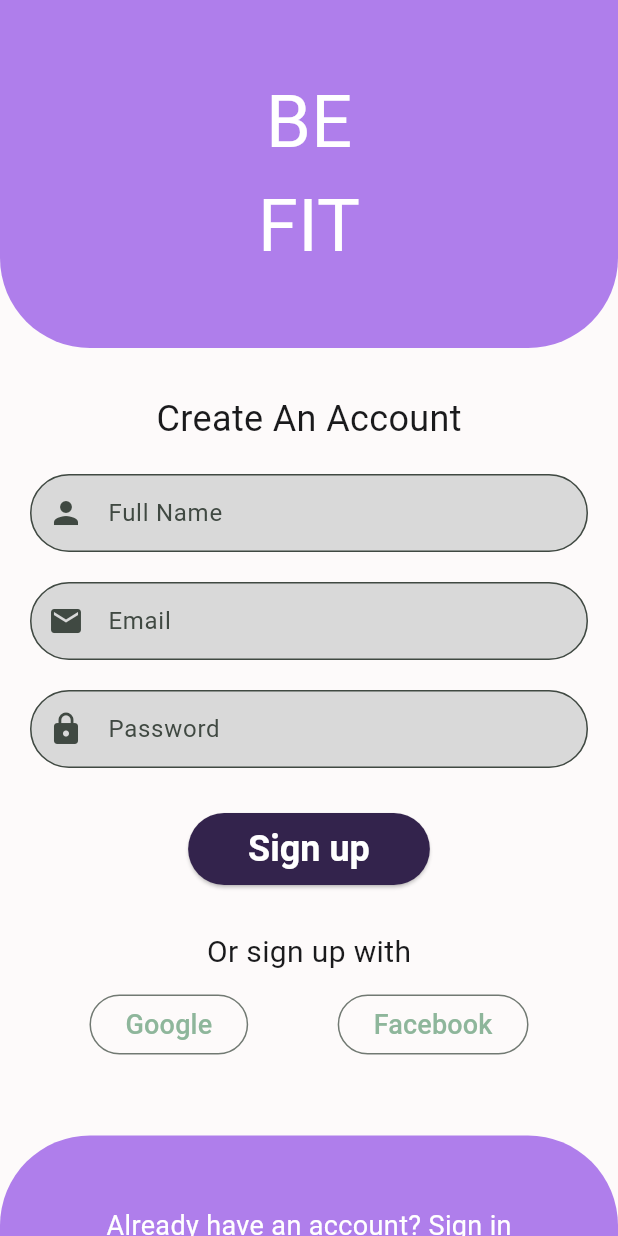
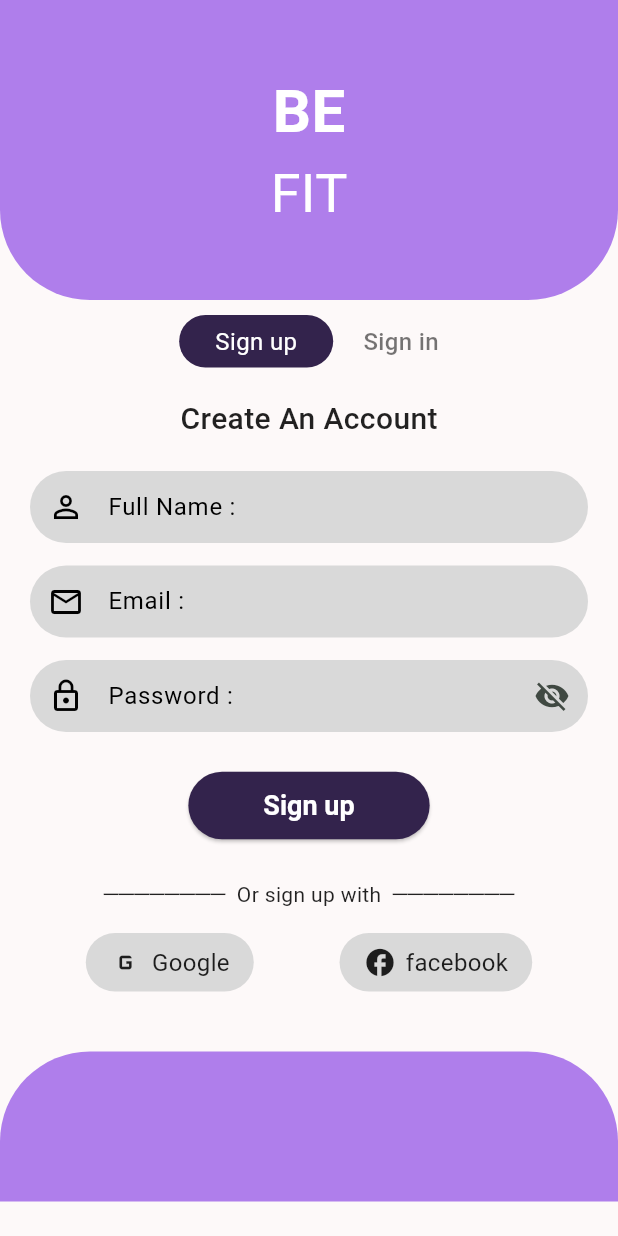
Before and after one commit to DJXROSSS/Fitness-App, a Flutter app: the SignUpScreen screen opened directly, on a phone screen of 412 x 824 dp. Run offline on Flutter 3.47's test engine with Material 3 defaults, Android fonts, the phone set to English and light mode, and no system bars; Roboto replaces fonts that are missing (Itim, Krona One, Lacquer).

Commit message:
Update login_page.dart
final changes

```diff
--- a/lib/pages/login_page.dart
+++ b/lib/pages/login_page.dart
@@ -1,19 +1,16 @@
 import 'package:flutter/material.dart';
 
 void main() {
-  runApp(const FigmaToCodeApp());
+  runApp(const BeFitApp());
 }
 
-class FigmaToCodeApp extends StatelessWidget {
-  const FigmaToCodeApp({super.key});
+class BeFitApp extends StatelessWidget {
+  const BeFitApp({super.key});
 
   @override
   Widget build(BuildContext context) {
     return MaterialApp(
       debugShowCheckedModeBanner: false,
-      theme: ThemeData.dark().copyWith(
-        scaffoldBackgroundColor: const Color.fromARGB(255, 18, 32, 47),
-      ),
       home: const SignUpScreen(),
     );
   }
@@ -31,31 +28,20 @@ class _SignUpScreenState extends State<SignUpScreen> {
   final fullNameController = TextEditingController();
   final emailController = TextEditingController();
   final passwordController = TextEditingController();
-
-  void _signUp() {
-    if (_formKey.currentState!.validate()) {
-      // Mock sign up logic
-      ScaffoldMessenger.of(context).showSnackBar(
-        const SnackBar(content: Text('Signing Up...')),
-      );
-      // You can implement backend calls here
-    }
-  }
+  bool isPasswordVisible = false;
 
   @override
   Widget build(BuildContext context) {
     return Scaffold(
-      body: Container(
-        width: double.infinity,
-        height: double.infinity,
-        color: const Color(0xFFFDFAFA),
-        child: SingleChildScrollView(
+      backgroundColor: const Color(0xFFFDF9F9),
+      body: SingleChildScrollView(
         child: Column(
           children: [
-              // Header
+            // Header with rounded background
+            Stack(
+              children: [
                 Container(
-                width: double.infinity,
-                height: 232,
+                  height: 200,
                   decoration: const BoxDecoration(
                     color: Color(0xFFAF7EEB),
                     borderRadius: BorderRadius.only(
@@ -63,78 +49,127 @@ class _SignUpScreenState extends State<SignUpScreen> {
                       bottomRight: Radius.circular(60),
                     ),
                   ),
+                ),
+                Positioned.fill(
                   child: Column(
                     mainAxisAlignment: MainAxisAlignment.center,
                     children: const [
                       Text(
                         'BE',
                         style: TextStyle(
+                          fontSize: 40,
                           color: Colors.white,
-                        fontSize: 48,
+                          fontWeight: FontWeight.bold,
                           fontFamily: 'Krona One',
                         ),
                       ),
                       Text(
                         'FIT',
                         style: TextStyle(
+                          fontSize: 36,
                           color: Colors.white,
-                        fontSize: 48,
                           fontFamily: 'Lacquer',
                         ),
                       ),
                     ],
                   ),
                 ),
+              ],
+            ),
 
-              const SizedBox(height: 30),
+            const SizedBox(height: 10),
+
+            // Sign up/in toggle
+            Row(
+              mainAxisAlignment: MainAxisAlignment.center,
+              children: [
+                Container(
+                  padding:
+                  const EdgeInsets.symmetric(horizontal: 24, vertical: 6),
+                  decoration: BoxDecoration(
+                    color: const Color(0xFF33234C),
+                    borderRadius: BorderRadius.circular(30),
+                  ),
+                  child: const Text(
+                    'Sign up',
+                    style: TextStyle(color: Colors.white, fontSize: 16),
+                  ),
+                ),
+                const SizedBox(width: 20),
+                const Text(
+                  'Sign in',
+                  style: TextStyle(
+                      color: Colors.black54,
+                      fontSize: 16,
+                      fontWeight: FontWeight.w500),
+                ),
+              ],
+            ),
+
+            const SizedBox(height: 20),
+
             const Text(
               'Create An Account',
               style: TextStyle(
-                  fontSize: 24,
-                  color: Color(0xFF1A1A1C),
+                fontSize: 20,
+                fontWeight: FontWeight.w500,
                 fontFamily: 'Itim',
               ),
             ),
+
             const SizedBox(height: 20),
 
             Padding(
-                padding: const EdgeInsets.symmetric(horizontal: 20.0),
+              padding: const EdgeInsets.symmetric(horizontal: 20),
               child: Form(
                 key: _formKey,
                 child: Column(
                   children: [
-                      _buildTextField(
+                    _buildInputField(
+                      icon: Icons.person_outline,
+                      label: 'Full Name',
                       controller: fullNameController,
-                        label: 'Full Name',
-                        icon: Icons.person,
                     ),
-                      const SizedBox(height: 20),
-                      _buildTextField(
+                    const SizedBox(height: 15),
+                    _buildInputField(
+                      icon: Icons.email_outlined,
+                      label: 'Email',
                       controller: emailController,
-                        label: 'Email',
-                        icon: Icons.email,
                       keyboardType: TextInputType.emailAddress,
                     ),
-                      const SizedBox(height: 20),
-                      _buildTextField(
+                    const SizedBox(height: 15),
+                    _buildInputField(
+                      icon: Icons.lock_outline,
+                      label: 'Password',
                       controller: passwordController,
-                        label: 'Password',
-                        icon: Icons.lock,
-                        obscureText: true,
+                      obscureText: !isPasswordVisible,
+                      suffixIcon: IconButton(
+                        icon: Icon(
+                          isPasswordVisible
+                              ? Icons.visibility
+                              : Icons.visibility_off,
                         ),
-                      const SizedBox(height: 30),
+                        onPressed: () {
+                          setState(() {
+                            isPasswordVisible = !isPasswordVisible;
+                          });
+                        },
+                      ),
+                    ),
+                    const SizedBox(height: 25),
                     ElevatedButton(
+                      onPressed: () {},
                       style: ElevatedButton.styleFrom(
                         backgroundColor: const Color(0xFF33234C),
+                        padding: const EdgeInsets.symmetric(
+                            horizontal: 50, vertical: 12),
                         shape: RoundedRectangleBorder(
                           borderRadius: BorderRadius.circular(30),
                         ),
-                          padding: const EdgeInsets.symmetric(horizontal: 40, vertical: 10),
                       ),
-                        onPressed: _signUp,
                       child: const Text(
                         'Sign up',
-                          style: TextStyle(fontSize: 24, fontFamily: 'Itim'),
+                        style: TextStyle(fontSize: 18),
                       ),
                     ),
                   ],
@@ -142,37 +177,37 @@ class _SignUpScreenState extends State<SignUpScreen> {
               ),
             ),
 
-              const SizedBox(height: 30),
-              const Text(
-                'Or sign up with',
+            const SizedBox(height: 25),
+
+            // Divider
+            Row(
+              mainAxisAlignment: MainAxisAlignment.center,
+              children: const [
+                Text(
+                  '────────  Or sign up with  ────────',
                   style: TextStyle(
-                  color: Color(0xFF1A1A1C),
-                  fontSize: 20,
-                  fontFamily: 'Itim',
+                    fontSize: 14,
+                    color: Colors.black87,
                   ),
                 ),
-              const SizedBox(height: 10),
+              ],
+            ),
+
+            const SizedBox(height: 15),
 
             Row(
               mainAxisAlignment: MainAxisAlignment.spaceEvenly,
               children: [
-                  OutlinedButton(
-                    onPressed: () {},
-                    child: const Text('Google', style: TextStyle(fontSize: 18)),
-                  ),
-                  OutlinedButton(
-                    onPressed: () {},
-                    child: const Text('Facebook', style: TextStyle(fontSize: 18)),
-                  ),
+                _socialButton('Google', Icons.g_mobiledata),
+                _socialButton('facebook', Icons.facebook),
               ],
             ),
 
-              const SizedBox(height: 50),
+            const SizedBox(height: 40),
 
-              // Footer
+            // Footer curve
             Container(
-                width: double.infinity,
-                height: 120,
+              height: 100,
               decoration: const BoxDecoration(
                 color: Color(0xFFAF7EEB),
                 borderRadius: BorderRadius.only(
@@ -180,39 +215,59 @@ class _SignUpScreenState extends State<SignUpScreen> {
                   topRight: Radius.circular(60),
                 ),
               ),
-                alignment: Alignment.center,
-                child: const Text(
-                  'Already have an account? Sign in',
-                  style: TextStyle(color: Colors.white, fontSize: 18),
-                ),
             ),
           ],
-          ),
         ),
       ),
     );
   }
 
-  Widget _buildTextField({
+  Widget _buildInputField({
+    required IconData icon,
+    required String label,
     required TextEditingController controller,
-    required String label,
-    required IconData icon,
     bool obscureText = false,
     TextInputType keyboardType = TextInputType.text,
+    Widget? suffixIcon,
   }) {
     return TextFormField(
       controller: controller,
       obscureText: obscureText,
       keyboardType: keyboardType,
-      validator: (value) => value == null || value.isEmpty ? 'Enter $label' : null,
+      cursorColor: Colors.black,
       decoration: InputDecoration(
-        prefixIcon: Icon(icon),
-        labelText: label,
+        prefixIcon: Icon(icon, color: Colors.black),
+        suffixIcon: suffixIcon,
+        labelText: '$label :',
+        labelStyle: const TextStyle(color: Colors.black),
         filled: true,
         fillColor: const Color(0xFFD9D9D9),
+        contentPadding:
+        const EdgeInsets.symmetric(horizontal: 16, vertical: 10),
         border: OutlineInputBorder(
           borderRadius: BorderRadius.circular(30),
+          borderSide: BorderSide.none,
         ),
+      ),
+      style: const TextStyle(color: Colors.black),
+      validator: (value) =>
+      value == null || value.isEmpty ? 'Enter $label' : null,
+    );
+  }
+
+  Widget _socialButton(String label, IconData icon) {
+    return Container(
+      padding: const EdgeInsets.symmetric(horizontal: 16, vertical: 8),
+      decoration: BoxDecoration(
+        color: const Color(0xFFD9D9D9),
+        borderRadius: BorderRadius.circular(30),
+      ),
+      child: Row(
+        children: [
+          Icon(icon, size: 22),
+          const SizedBox(width: 6),
+          Text(label),
+        ],
       ),
     );
   }
```
Lines whose indentation alone changed are shown as unchanged.
